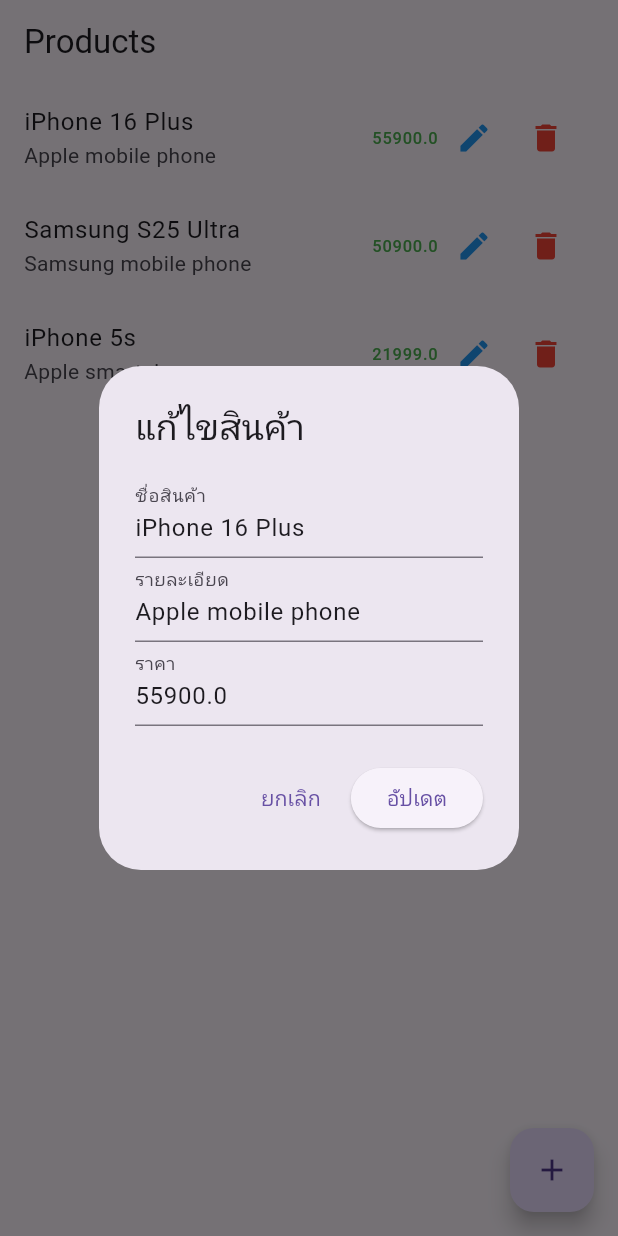
After one commit to Suppakan01/mytestapp, a Flutter app: the ProductPage screen opened directly, after a tap on the "edit" icon, on a phone screen of 412 x 824 dp. The commit adds this screen. Run offline on Flutter 3.47's test engine with Material 3 defaults, Android fonts, the phone set to English and light mode, and no system bars.

Commit message:
homework 3

```diff
--- /dev/null
+++ b/lib/form_product/form_widget.dart
@@ -0,0 +1,82 @@
+import 'package:flutter/material.dart';
+
+class FormWidget extends StatefulWidget {
+  final Map<String, dynamic>? product;
+
+  const FormWidget({super.key, this.product});
+
+  @override
+  _FormWidgetState createState() => _FormWidgetState();
+}
+
+class _FormWidgetState extends State<FormWidget> {
+  final _formKey = GlobalKey<FormState>();
+  late TextEditingController _nameController;
+  late TextEditingController _descriptionController;
+  late TextEditingController _priceController;
+
+  @override
+  void initState() {
+    super.initState();
+    _nameController =
+        TextEditingController(text: widget.product?["name"] ?? "");
+    _descriptionController =
+        TextEditingController(text: widget.product?["description"] ?? "");
+    _priceController =
+        TextEditingController(text: widget.product?["price"]?.toString() ?? "");
+  }
+
+  void _submitForm() {
+    if (_formKey.currentState!.validate()) {
+      final newProduct = {
+        "id": widget.product?["id"] ?? DateTime.now().millisecondsSinceEpoch,
+        "name": _nameController.text,
+        "description": _descriptionController.text,
+        "price": double.parse(_priceController.text),
+      };
+
+      Navigator.pop(context, newProduct);
+    }
+  }
+
+  @override
+  Widget build(BuildContext context) {
+    return AlertDialog(
+      title: Text(widget.product == null ? 'เพิ่มสินค้า' : 'แก้ไขสินค้า'),
+      content: Form(
+        key: _formKey,
+        child: Column(
+          mainAxisSize: MainAxisSize.min,
+          children: [
+            TextFormField(
+              controller: _nameController,
+              decoration: const InputDecoration(labelText: 'ชื่อสินค้า'),
+              validator: (value) =>
+                  value!.isEmpty ? 'กรุณากรอกชื่อสินค้า' : null,
+            ),
+            TextFormField(
+              controller: _descriptionController,
+              decoration: const InputDecoration(labelText: 'รายละเอียด'),
+            ),
+            TextFormField(
+              controller: _priceController,
+              decoration: const InputDecoration(labelText: 'ราคา'),
+              keyboardType: TextInputType.number,
+              validator: (value) => value!.isEmpty ? 'กรุณากรอกราคา' : null,
+            ),
+          ],
+        ),
+      ),
+      actions: [
+        TextButton(
+          onPressed: () => Navigator.pop(context),
+          child: const Text('ยกเลิก'),
+        ),
+        ElevatedButton(
+          onPressed: _submitForm,
+          child: Text(widget.product == null ? 'บันทึก' : 'อัปเดต'),
+        ),
+      ],
+    );
+  }
+}
--- /dev/null
+++ b/lib/product/page.dart
@@ -0,0 +1,142 @@
+import 'package:flutter/material.dart';
+import 'package:mytestapp/form_product/form_widget.dart';
+
+class ProductPage extends StatefulWidget {
+  const ProductPage({super.key});
+
+  @override
+  _ProductPageState createState() => _ProductPageState();
+}
+
+class _ProductPageState extends State<ProductPage> {
+  final List<Map<String, dynamic>> _products = [
+    {
+      "id": 1,
+      "name": "iPhone 16 Plus",
+      "description": "Apple mobile phone",
+      "price": 55900.0
+    },
+    {
+      "id": 2,
+      "name": "Samsung S25 Ultra",
+      "description": "Samsung mobile phone",
+      "price": 50900.0
+    },
+    {
+      "id": 3,
+      "name": "iPhone 5s",
+      "description": "Apple smartphone",
+      "price": 21999.0
+    },
+  ];
+
+  // ฟังก์ชันเพิ่มสินค้า
+  void _addProduct(Map<String, dynamic> newProduct) {
+    setState(() {
+      _products.add(newProduct);
+    });
+  }
+
+  // 🔥 ฟังก์ชันแก้ไขสินค้า
+  void _editProduct(int id, Map<String, dynamic> updatedProduct) {
+    setState(() {
+      final index = _products.indexWhere((product) => product["id"] == id);
+      if (index != -1) {
+        _products[index] = updatedProduct;
+      }
+    });
+
+    ScaffoldMessenger.of(context).showSnackBar(
+      const SnackBar(content: Text('อัปเดตสินค้าสำเร็จ!')),
+    );
+  }
+
+  // 🔥 ฟังก์ชันลบสินค้า
+  void _deleteProduct(int id) {
+    setState(() {
+      _products.removeWhere((product) => product["id"] == id);
+    });
+
+    ScaffoldMessenger.of(context).showSnackBar(
+      const SnackBar(content: Text('ลบสินค้าสำเร็จ!')),
+    );
+  }
+
+  @override
+  Widget build(BuildContext context) {
+    return Scaffold(
+      appBar: AppBar(title: const Text('Products')),
+      body: ListView.builder(
+        itemCount: _products.length,
+        itemBuilder: (context, index) {
+          final product = _products[index];
+
+          return ListTile(
+            title: Text(product["name"]),
+            subtitle: Text(product["description"]),
+            trailing: Row(
+              mainAxisSize: MainAxisSize.min,
+              children: [
+                Text(
+                  '${product["price"]}',
+                  style: const TextStyle(color: Colors.green),
+                ),
+                IconButton(
+                  icon: const Icon(Icons.edit, color: Colors.blue),
+                  onPressed: () async {
+                    final updatedProduct =
+                        await showDialog<Map<String, dynamic>>(
+                      context: context,
+                      builder: (context) => FormWidget(product: product),
+                    );
+                    if (updatedProduct != null) {
+                      _editProduct(product["id"], updatedProduct);
+                    }
+                  },
+                ),
+                IconButton(
+                  icon: const Icon(Icons.delete, color: Colors.red),
+                  onPressed: () {
+                    showDialog(
+                      context: context,
+                      builder: (context) => AlertDialog(
+                        title: const Text('ยืนยันการลบ'),
+                        content: const Text('คุณต้องการลบสินค้านี้ใช่หรือไม่?'),
+                        actions: [
+                          TextButton(
+                            onPressed: () => Navigator.pop(context),
+                            child: const Text('ยกเลิก'),
+                          ),
+                          TextButton(
+                            onPressed: () {
+                              _deleteProduct(product["id"]);
+                              Navigator.pop(context);
+                            },
+                            child: const Text('ลบ',
+                                style: TextStyle(color: Colors.red)),
+                          ),
+                        ],
+                      ),
+                    );
+                  },
+                ),
+              ],
+            ),
+          );
+        },
+      ),
+      floatingActionButton: FloatingActionButton(
+        onPressed: () async {
+          final newProduct = await showDialog<Map<String, dynamic>>(
+            context: context,
+            builder: (context) => const FormWidget(),
+          );
+          if (newProduct != null) {
+            _addProduct(newProduct);
+          }
+        },
+        child: const Icon(Icons.add),
+      ),
+    );
+  }
+}
```
Also changed, not shown: lib/main.dart (+8 -4 lines).
